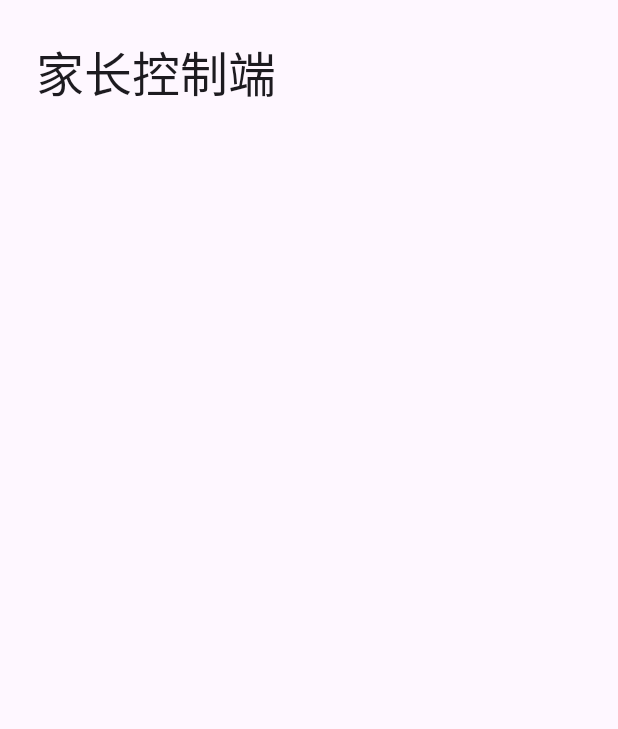
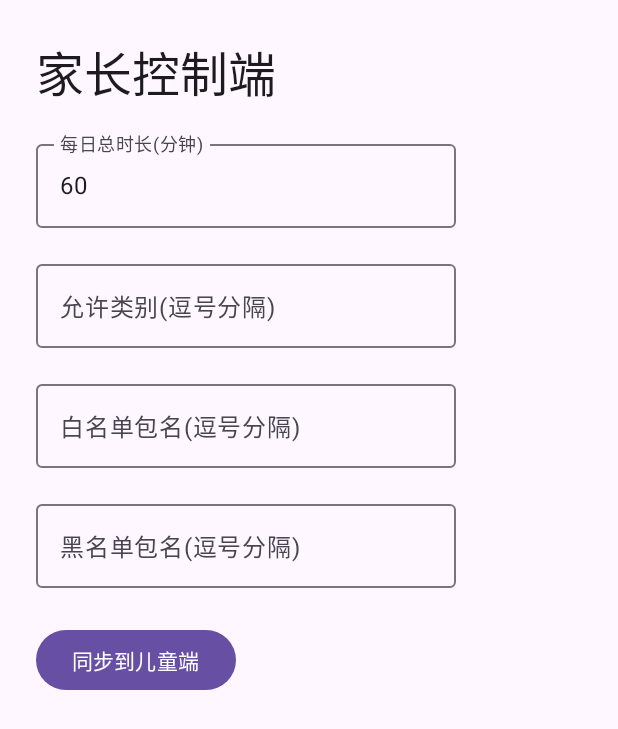
Before and after one commit to bush688/kidsafe-android, an Android app built with Jetpack Compose: the composable ParentHome shown on its own in the app's theme, on a phone screen of 412 x 824 dp. Shown: the top 729 px of the screen. Run offline under Robolectric (Android 15) with nearby library versions, the phone set to English and light mode, and no system bars.

Commit message:
feat(parent-center,remote): 家长中心设置与远程同步\n\n- 子端家长中心：编辑每日时长与类别/黑白名单，使用报告展示\n- 远程同步：签名级权限广播到子端，子端Receiver持久化配置\n- 依赖与Manifest更新：ViewModel Compose、权限声明与接收器\n- 家长端设置界面与同步按钮

```diff
--- a/childapp/build.gradle.kts
+++ b/childapp/build.gradle.kts
@@ -57,6 +57,7 @@ dependencies {
     androidTestImplementation("androidx.compose.ui:ui-test-junit4")
     implementation("androidx.activity:activity-compose:1.8.2")
     implementation("androidx.lifecycle:lifecycle-runtime-ktx:2.7.0")
+    implementation("androidx.lifecycle:lifecycle-viewmodel-compose:2.7.0")
     implementation("androidx.navigation:navigation-compose:2.7.6")
 
     implementation("androidx.work:work-runtime-ktx:2.9.1")
--- a/childapp/src/main/AndroidManifest.xml
+++ b/childapp/src/main/AndroidManifest.xml
@@ -1,4 +1,5 @@
 <manifest xmlns:android="http://schemas.android.com/apk/res/android">
+    <permission android:name="com.kidsafe.permission.MANAGE_CHILD" android:protectionLevel="signature" />
     <uses-permission android:name="android.permission.PACKAGE_USAGE_STATS" />
     <uses-permission android:name="android.permission.RECEIVE_BOOT_COMPLETED" />
     <uses-permission android:name="android.permission.POST_NOTIFICATIONS" />
@@ -31,5 +32,10 @@
             </intent-filter>
             <meta-data android:name="android.accessibilityservice" android:resource="@xml/accessibility_service_config" />
         </service>
+        <receiver android:name=".RemoteConfigReceiver" android:exported="true" android:permission="com.kidsafe.permission.MANAGE_CHILD">
+            <intent-filter>
+                <action android:name="com.kidsafe.action.UPDATE_CONFIG" />
+            </intent-filter>
+        </receiver>
     </application>
 </manifest>
--- a/parentapp/src/main/AndroidManifest.xml
+++ b/parentapp/src/main/AndroidManifest.xml
@@ -1,4 +1,5 @@
 <manifest xmlns:android="http://schemas.android.com/apk/res/android">
+    <uses-permission android:name="com.kidsafe.permission.MANAGE_CHILD" />
     <application android:allowBackup="false" android:icon="@mipmap/ic_launcher" android:label="KidSafe Parent" android:supportsRtl="true">
         <activity android:name=".MainActivity" android:exported="true">
             <intent-filter>
--- a/parentapp/src/main/java/com/kidsafe/parent/MainActivity.kt
+++ b/parentapp/src/main/java/com/kidsafe/parent/MainActivity.kt
@@ -7,11 +7,16 @@ import androidx.compose.foundation.layout.Column
 import androidx.compose.foundation.layout.fillMaxSize
 import androidx.compose.foundation.layout.padding
 import androidx.compose.material3.MaterialTheme
+import androidx.compose.material3.OutlinedTextField
 import androidx.compose.material3.Surface
 import androidx.compose.material3.Text
+import androidx.compose.material3.Button
 import androidx.compose.runtime.Composable
+import androidx.compose.runtime.mutableStateOf
+import androidx.compose.runtime.remember
 import androidx.compose.ui.Modifier
 import androidx.compose.ui.unit.dp
+import android.content.Intent
 
 class MainActivity : ComponentActivity() {
     override fun onCreate(savedInstanceState: Bundle?) {
@@ -22,8 +27,26 @@ class MainActivity : ComponentActivity() {
 
 @Composable
 fun ParentHome() {
+    val daily = remember { mutableStateOf("60") }
+    val cats = remember { mutableStateOf("") }
+    val white = remember { mutableStateOf("") }
+    val black = remember { mutableStateOf("") }
     Column(modifier = Modifier.fillMaxSize().padding(24.dp)) {
         Text(text = "家长控制端", style = MaterialTheme.typography.headlineLarge)
+        OutlinedTextField(value = daily.value, onValueChange = { daily.value = it }, label = { Text("每日总时长(分钟)") }, modifier = Modifier.padding(top = 16.dp))
+        OutlinedTextField(value = cats.value, onValueChange = { cats.value = it }, label = { Text("允许类别(逗号分隔)") }, modifier = Modifier.padding(top = 16.dp))
+        OutlinedTextField(value = white.value, onValueChange = { white.value = it }, label = { Text("白名单包名(逗号分隔)") }, modifier = Modifier.padding(top = 16.dp))
+        OutlinedTextField(value = black.value, onValueChange = { black.value = it }, label = { Text("黑名单包名(逗号分隔)") }, modifier = Modifier.padding(top = 16.dp))
+        Button(onClick = {
+            val i = Intent("com.kidsafe.action.UPDATE_CONFIG")
+            i.setPackage("com.kidsafe.child")
+            val d = daily.value.toIntOrNull() ?: 60
+            i.putExtra("daily", d)
+            i.putExtra("cats", cats.value)
+            i.putExtra("white", white.value)
+            i.putExtra("black", black.value)
+            getApplicationContext().sendBroadcast(i, "com.kidsafe.permission.MANAGE_CHILD")
+        }, modifier = Modifier.padding(top = 24.dp)) { Text("同步到儿童端") }
     }
 }
 
```
Also changed, not shown: childapp/src/main/java/com/kidsafe/child/ParentSettingsScreen.kt (+50 -1 lines), childapp/src/main/java/com/kidsafe/child/RemoteConfigReceiver.kt (added, +24 -0 lines).
